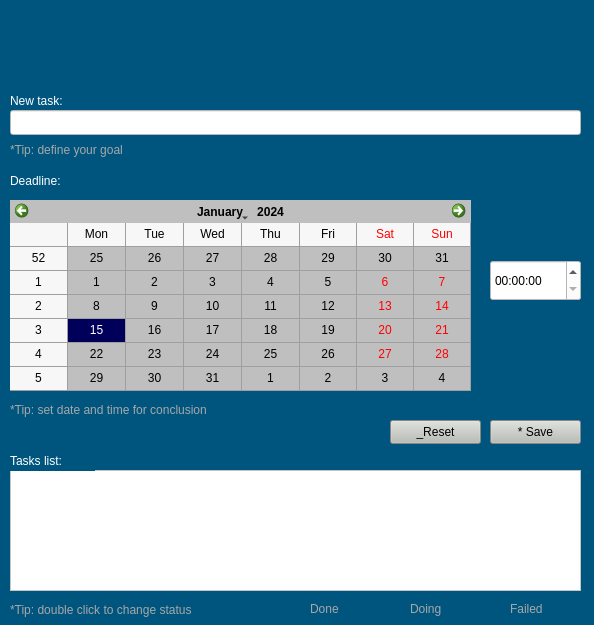
This is task_organizer/src/ui/qt/form/task_organizer.ui in lucassaporetti/frogs_tasks_organizer as Qt 5 draws it before an edit. The edited form follows.
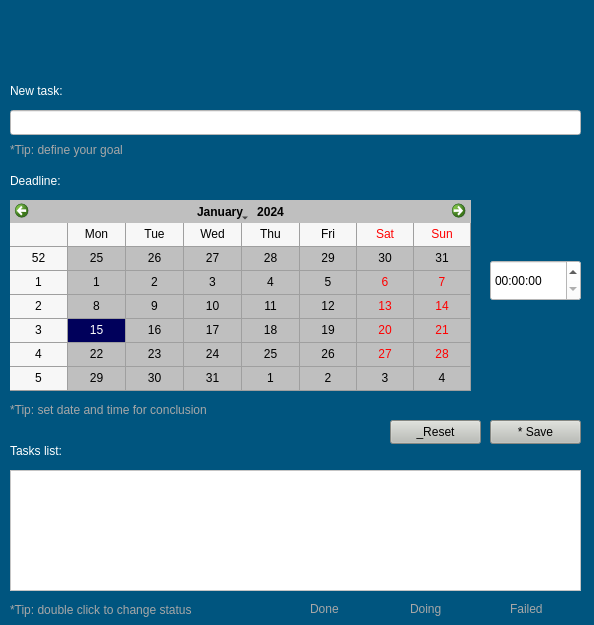
This is the edited form. Icons and pictures are not drawn.

Commit message: now dots in rc file

Patch:
```diff
--- a/task_organizer/src/ui/qt/form/task_organizer.ui
+++ b/task_organizer/src/ui/qt/form/task_organizer.ui
@@ -36,7 +36,7 @@
    <property name="geometry">
     <rect>
      <x>10</x>
-     <y>90</y>
+     <y>80</y>
      <width>84</width>
      <height>21</height>
     </rect>
@@ -141,7 +141,7 @@
    <property name="geometry">
     <rect>
      <x>10</x>
-     <y>450</y>
+     <y>440</y>
      <width>85</width>
      <height>21</height>
     </rect>
```
The commit also changes 2 other files.
